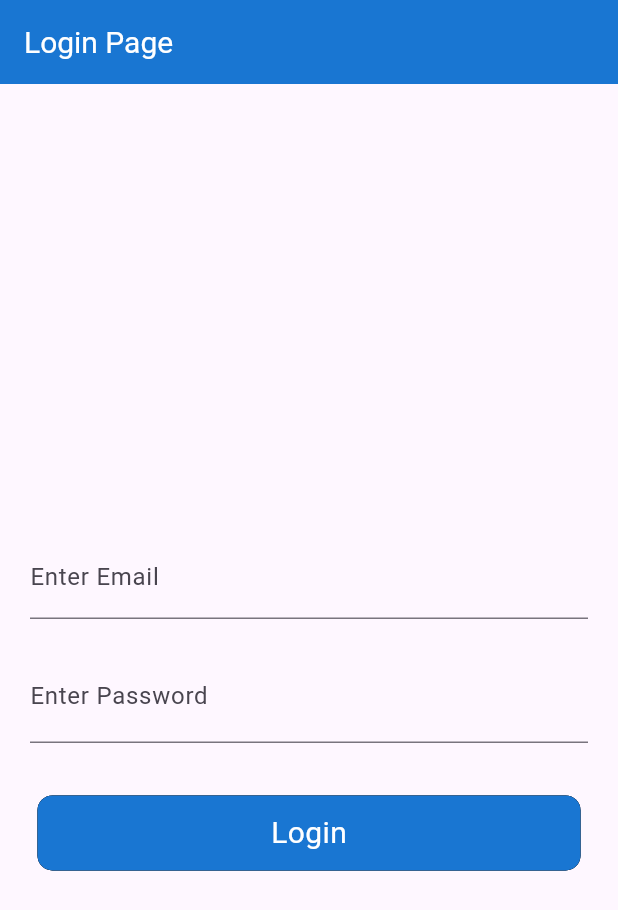
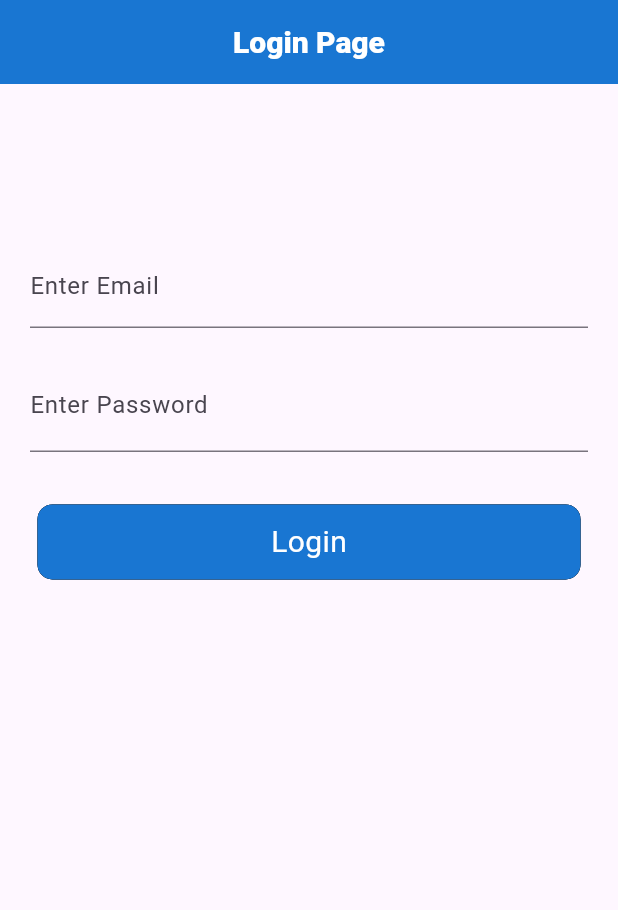
Before and after one commit to DhruvikPrj/Multiple_Provider, a Flutter app: the screen it shows after launch, on a phone screen of 412 x 824 dp. Shown: the top 910 px of the screen. Run offline on Flutter 3.47's test engine with Material 3 defaults, Android fonts, the phone set to English and light mode, and no system bars; our stand-ins replace loading_animation_widget.

Commit message:
Fixed Bottom Overflowed problem

```diff
--- a/lib/screens/Login_with_Provider/login.dart
+++ b/lib/screens/Login_with_Provider/login.dart
@@ -27,19 +27,23 @@ class _LoginScreenState extends State<LoginScreen> {
 
     return Scaffold(
       appBar: AppBar(
-        title: const Text(
-          "Login Page",
-          style: TextStyle(color: Colors.white, fontSize: 20),
+        title: const Center(
+          child: Text(
+            "Login Page",
+            style: TextStyle(
+                color: Colors.white, fontSize: 20, fontWeight: FontWeight.w800),
+          ),
         ),
         backgroundColor: Theme.of(context).primaryColorDark,
       ),
       body: Padding(
         padding: const EdgeInsets.all(20.0),
-        child: SingleChildScrollView(
-          child: Builder(builder: (context) {
-            return SizedBox(
-              height: 800,
-              child: Column(
+        child: Container(
+          alignment: Alignment.center,
+          height: MediaQuery.of(context).size.height * .50,
+          child: SingleChildScrollView(
+            child: Builder(builder: (context) {
+              return Column(
                 mainAxisAlignment: MainAxisAlignment.center,
                 crossAxisAlignment: CrossAxisAlignment.center,
                 children: [
@@ -116,9 +120,9 @@ class _LoginScreenState extends State<LoginScreen> {
                     height: 10,
                   ),
                 ],
-              ),
-            );
-          }),
+              );
+            }),
+          ),
         ),
       ),
     );
```
